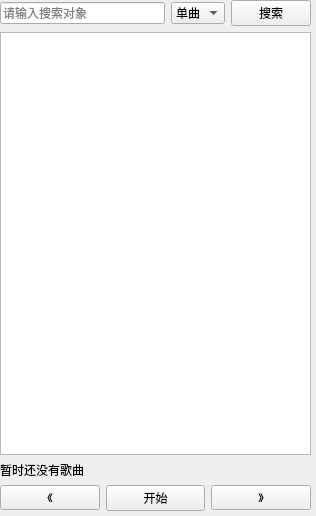
This is GUI.ui in TheresaQAQ/musicSpider as Qt 5 draws it before an edit. The edited form follows.
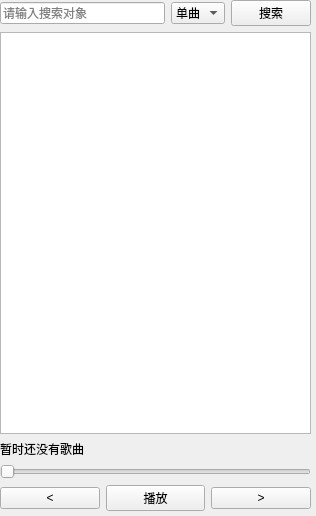
This is the edited form.

Patch:
```diff
--- a/GUI.ui
+++ b/GUI.ui
@@ -79,26 +79,36 @@
         </item>
        </layout>
       </item>
+      <item>
+       <widget class="QSlider" name="Slider">
+        <property name="enabled">
+         <bool>true</bool>
+        </property>
+        <property name="orientation">
+         <enum>Qt::Horizontal</enum>
+        </property>
+       </widget>
+      </item>
       <item>
        <layout class="QHBoxLayout" name="horizontalLayout">
         <item>
          <widget class="QPushButton" name="pushButton_3">
           <property name="text">
-           <string>《</string>
+           <string>&lt;</string>
           </property>
          </widget>
         </item>
         <item>
          <widget class="QPushButton" name="start_button">
           <property name="text">
-           <string>开始</string>
+           <string>播放</string>
           </property>
          </widget>
         </item>
         <item>
          <widget class="QPushButton" name="pushButton">
           <property name="text">
-           <string>》</string>
+           <string>&gt;</string>
           </property>
          </widget>
         </item>
```
Left out of the diff: 6 changed lines with no effect on the pictures.
